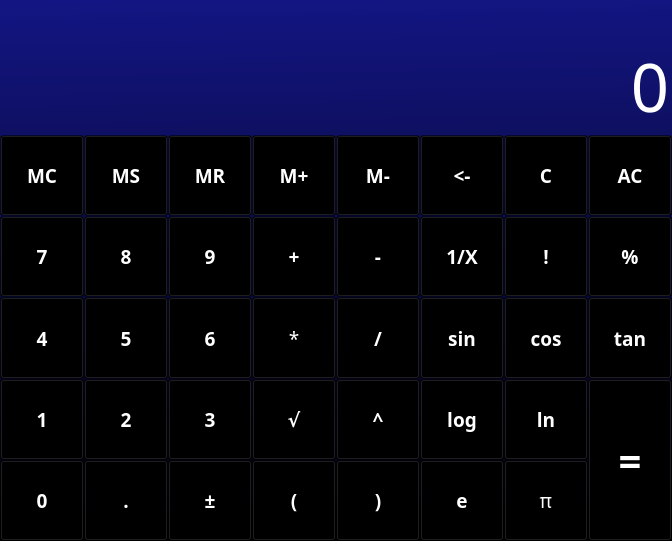
The window that mainwindow.ui (jirvoz/ivscd) describes before a commit, drawn with Qt 5.
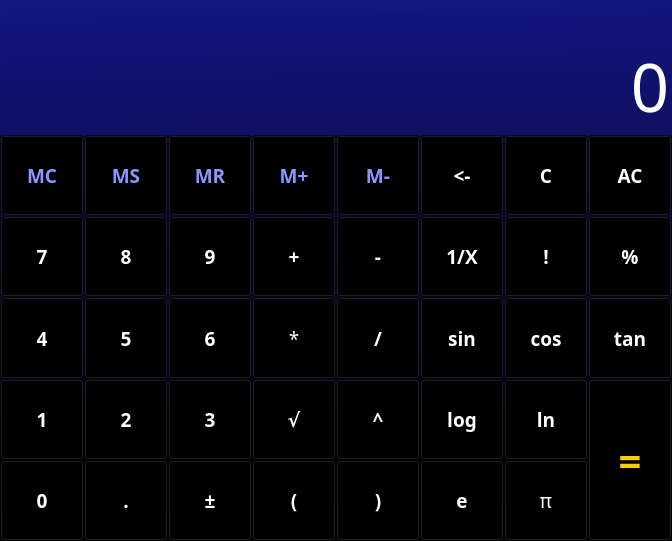
The same window after the commit.

Commit message: Further changed style.

Patch:
```diff
--- a/mainwindow.ui
+++ b/mainwindow.ui
@@ -161,8 +161,9 @@
     <item>
      <widget class="QFrame" name="bFrame">
       <property name="styleSheet">
-       <string notr="true">background-color: rgba(0,0,0,0);
-color: rgb(255, 255, 255);</string>
+       <string notr="true">QPushButton { background-color: rgba(0, 0, 0, 0); color: white;}
+QPushButton:pressed { background-color: rgba(255, 255, 255, 75);  }
+QPushButton:hover:!pressed { border: 1px solid rgb(238, 152, 45); background-color: rgba(238, 152, 45, 75); }</string>
       </property>
       <property name="frameShape">
        <enum>QFrame::NoFrame</enum>
@@ -236,7 +237,7 @@
           </font>
          </property>
          <property name="styleSheet">
-          <string notr="true"/>
+          <string notr="true">color: rgb(138, 150, 255);</string>
          </property>
          <property name="text">
           <string>MC</string>
@@ -598,6 +599,12 @@
            <strikeout>false</strikeout>
           </font>
          </property>
+         <property name="focusPolicy">
+          <enum>Qt::NoFocus</enum>
+         </property>
+         <property name="styleSheet">
+          <string notr="true">color: rgb(138, 150, 255);</string>
+         </property>
          <property name="text">
           <string>M+</string>
          </property>
@@ -749,7 +756,7 @@
           </font>
          </property>
          <property name="styleSheet">
-          <string notr="true">background-color: rgba(0,0,0,0);</string>
+          <string notr="true">color: rgb(255, 204, 0);</string>
          </property>
          <property name="text">
           <string>=</string>
@@ -775,6 +782,12 @@
            <strikeout>false</strikeout>
           </font>
          </property>
+         <property name="focusPolicy">
+          <enum>Qt::NoFocus</enum>
+         </property>
+         <property name="styleSheet">
+          <string notr="true">color: rgb(138, 150, 255);</string>
+         </property>
          <property name="text">
           <string>MR</string>
          </property>
@@ -799,6 +812,12 @@
            <strikeout>false</strikeout>
           </font>
          </property>
+         <property name="focusPolicy">
+          <enum>Qt::NoFocus</enum>
+         </property>
+         <property name="styleSheet">
+          <string notr="true">color: rgb(138, 150, 255);</string>
+         </property>
          <property name="text">
           <string>M-</string>
          </property>
@@ -823,6 +842,12 @@
            <strikeout>false</strikeout>
           </font>
          </property>
+         <property name="focusPolicy">
+          <enum>Qt::NoFocus</enum>
+         </property>
+         <property name="styleSheet">
+          <string notr="true">color: rgb(138, 150, 255);</string>
+         </property>
          <property name="text">
           <string>MS</string>
          </property>
```
Left out of the diff: 131 changed lines with no effect on the pictures. The commit also changes 1 other file.
